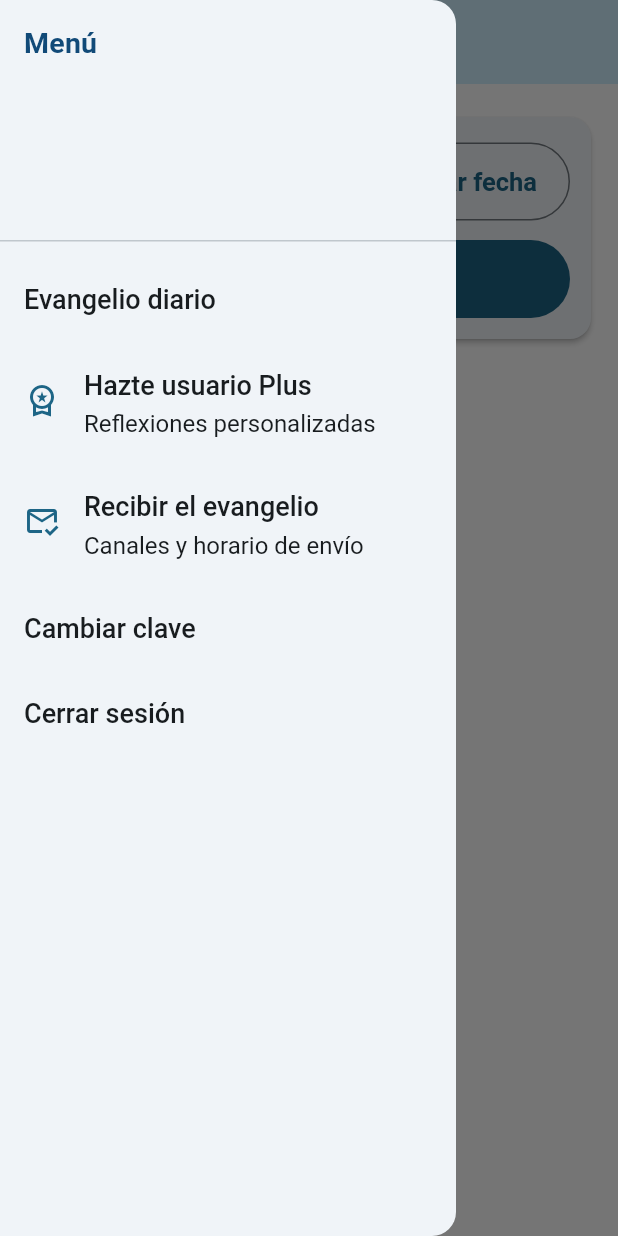
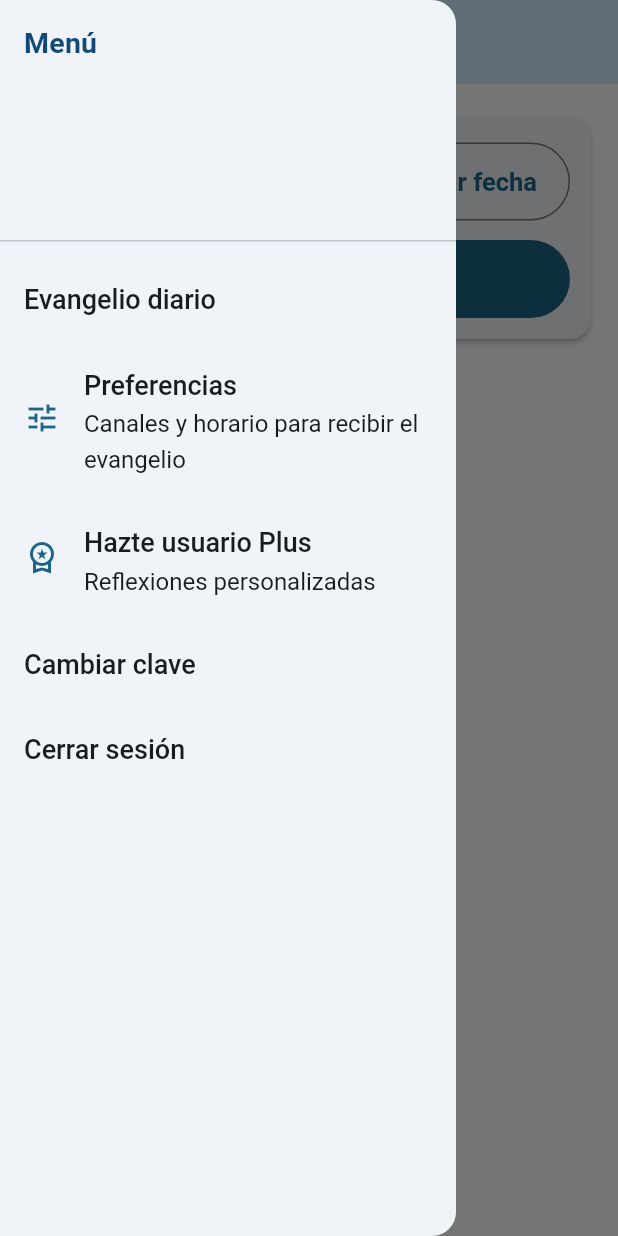
Before and after one commit to tamponiuss/evangeliosAMT, a Flutter app: the HomeScreen screen opened by its route, with the side drawer open, on a phone screen of 412 x 824 dp. Run offline on Flutter 3.47's test engine with Material 3 defaults, Android fonts, the phone set to English and light mode, and no system bars; our stand-ins replace shared_preferences; accounts and stored records are empty.

Commit message:
Menú: opción Preferencias en segunda posición.
Co-authored-by: Cursor <cursoragent@cursor.com>

```diff
--- a/EvangelioMobile/lib/CapaGUI/screens/home_screen.dart
+++ b/EvangelioMobile/lib/CapaGUI/screens/home_screen.dart
@@ -122,6 +122,15 @@ class _HomeScreenState extends State<HomeScreen> {
               title: const Text('Evangelio diario'),
               onTap: () => Navigator.pop(context),
             ),
+            ListTile(
+              leading: Icon(Icons.tune_outlined, color: cs.primary),
+              title: const Text('Preferencias'),
+              subtitle: const Text('Canales y horario para recibir el evangelio'),
+              onTap: () {
+                Navigator.pop(context);
+                Navigator.pushNamed(context, '/delivery-preferences');
+              },
+            ),
             if (!esPerfilPlus(widget.auth.usuario?.idPerfil ?? ''))
               ListTile(
                 leading: Icon(Icons.workspace_premium_outlined, color: cs.primary),
@@ -144,15 +153,6 @@ class _HomeScreenState extends State<HomeScreen> {
                   if (mounted) _buscar();
                 },
               ),
-            ListTile(
-              leading: Icon(Icons.mark_email_read_outlined, color: cs.primary),
-              title: const Text('Recibir el evangelio'),
-              subtitle: const Text('Canales y horario de envío'),
-              onTap: () {
-                Navigator.pop(context);
-                Navigator.pushNamed(context, '/delivery-preferences');
-              },
-            ),
             ListTile(
               title: const Text('Cambiar clave'),
               onTap: () => Navigator.pushNamed(context, '/change-password'),
```
